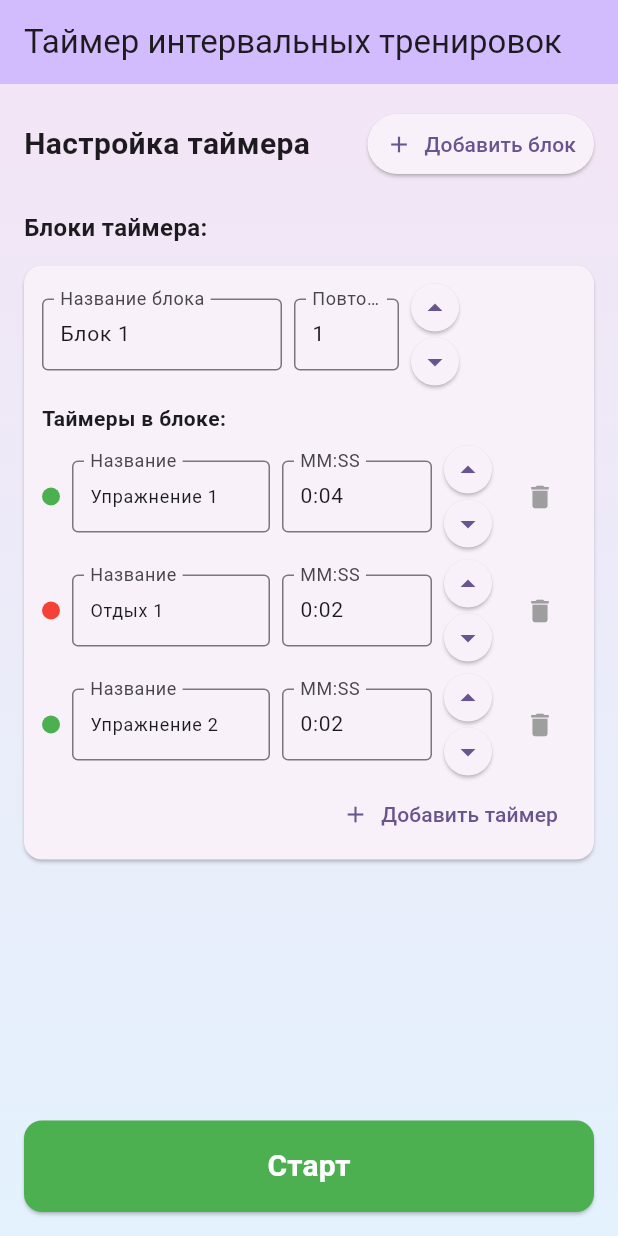
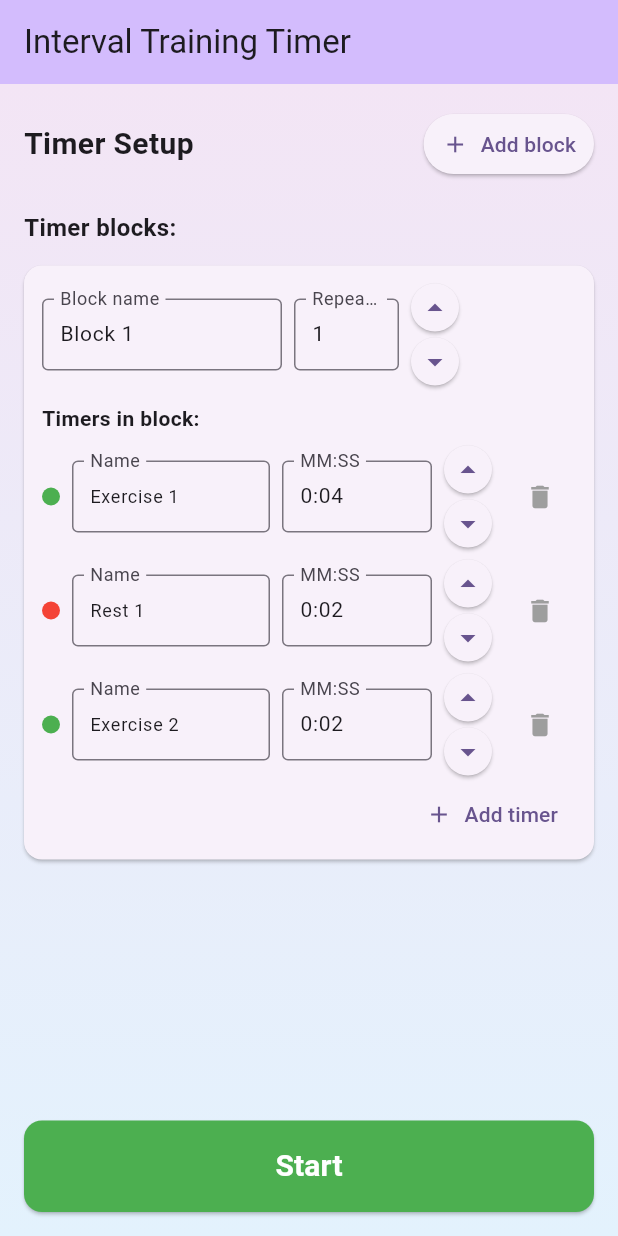
Before and after one commit to Mihailchik/flutter_timer_Test, a Flutter app: the screen it shows after launch, on a phone screen of 412 x 824 dp. Run offline on Flutter 3.47's test engine with Material 3 defaults, Android fonts, the phone set to English and light mode, and no system bars; our stand-ins replace audioplayers.

Commit message:
Translate UI to English: TimerBlock/Display text, app title; update logs; rebuild Android/iOS

```diff
--- a/lib/main.dart
+++ b/lib/main.dart
@@ -11,7 +11,7 @@
   @override
   Widget build(BuildContext context) {
     return MaterialApp(
-      title: 'Таймер интервальных тренировок',
+  title: 'Interval Training Timer',
       theme: ThemeData(
         colorScheme: ColorScheme.fromSeed(seedColor: Colors.deepPurple),
         useMaterial3: true,
--- a/lib/timer/timer_block_widget.dart
+++ b/lib/timer/timer_block_widget.dart
@@ -54,7 +54,7 @@
   }
 
   void _updateBlock() {
-    final name = _nameController.text.isEmpty ? 'Блок' : _nameController.text;
+    final name = _nameController.text.isEmpty ? 'Block' : _nameController.text;
 
     int repeats = 1;
     try {
@@ -91,13 +91,13 @@
 
   String _generateDefaultName(int index) {
     if (index % 2 == 0) {
-      // Упражнение
+      // Exercise
       final exerciseNumber = (index ~/ 2) + 1;
-      return 'Упражнение $exerciseNumber';
+      return 'Exercise $exerciseNumber';
     } else {
-      // Пауза
+      // Rest
       final restNumber = (index + 1) ~/ 2;
-      return 'Отдых $restNumber';
+      return 'Rest $restNumber';
     }
   }
 
@@ -198,7 +198,7 @@
                         child: TextField(
                           controller: _nameController,
                           decoration: const InputDecoration(
-                            labelText: 'Название блока',
+                            labelText: 'Block name',
                             border: OutlineInputBorder(),
                             contentPadding: EdgeInsets.symmetric(
                               horizontal: 8,
@@ -221,7 +221,7 @@
                                 controller: _repeatsController,
                                 keyboardType: TextInputType.number,
                                 decoration: const InputDecoration(
-                                  labelText: 'Повторы',
+                                  labelText: 'Repeats',
                                   border: OutlineInputBorder(),
                                   contentPadding: EdgeInsets.symmetric(
                                     horizontal: 8,
@@ -314,7 +314,7 @@
             ),
             const SizedBox(height: 12),
             const Text(
-              'Таймеры в блоке:',
+              'Timers in block:',
               style: TextStyle(fontSize: 14, fontWeight: FontWeight.bold),
             ),
             const SizedBox(height: 8),
@@ -343,7 +343,7 @@
                       child: TextField(
                         controller: nameController,
                         decoration: const InputDecoration(
-                          labelText: 'Название',
+                          labelText: 'Name',
                           border: OutlineInputBorder(),
                           contentPadding: EdgeInsets.symmetric(
                             horizontal: 8,
@@ -406,7 +406,7 @@
                     size: 18,
                   ), // Увеличили размер иконки
                   label: Text(
-                    'Добавить таймер',
+                    'Add timer',
                     style: TextStyle(fontSize: compact ? 12 : 14),
                   ),
                   style: TextButton.styleFrom(
--- a/lib/timer/timer_display_widget.dart
+++ b/lib/timer/timer_display_widget.dart
@@ -93,19 +93,19 @@
       if (widget.timerService.currentBlock != null &&
           widget.timerService.currentBlock!.repeats > 1)
         Text(
-          'Повтор ${widget.timerService.currentRepeat + 1} из ${widget.timerService.currentBlock?.repeats ?? 1}',
+          'Repeat ${widget.timerService.currentRepeat + 1} of ${widget.timerService.currentBlock?.repeats ?? 1}',
           style: const TextStyle(fontSize: 18, fontWeight: FontWeight.w500),
         ),
       const SizedBox(height: 10),
       Text(
-        'Блок ${widget.timerService.currentBlockIndex + 1} из ${widget.timerService.sequence?.blocks.length ?? 1}',
+        'Block ${widget.timerService.currentBlockIndex + 1} of ${widget.timerService.sequence?.blocks.length ?? 1}',
         style: const TextStyle(fontSize: 18, fontWeight: FontWeight.w500),
       ),
       const SizedBox(height: 10),
       if (widget.timerService.currentBlock != null &&
           widget.timerService.currentItem != null)
         Text(
-          'Таймер ${widget.timerService.currentItemIndex + 1} из ${widget.timerService.currentBlock?.items.length ?? 1}',
+          'Timer ${widget.timerService.currentItemIndex + 1} of ${widget.timerService.currentBlock?.items.length ?? 1}',
           style: const TextStyle(fontSize: 16),
         ),
     ];
@@ -137,13 +137,13 @@
   String _getDisplayTitle() {
     switch (widget.timerService.currentPhase) {
       case TimerPhase.preparation:
-        return 'приготовиться';
+        return 'Get ready';
       case TimerPhase.pause:
         final currentItem = widget.timerService.currentItem;
-        return currentItem?.name ?? 'Отдых';
+        return currentItem?.name ?? 'Rest';
       case TimerPhase.exercise:
         final currentItem = widget.timerService.currentItem;
-        return currentItem?.name ?? 'Упражнение';
+        return currentItem?.name ?? 'Exercise';
     }
   }
 }
--- a/lib/timer/timer_page.dart
+++ b/lib/timer/timer_page.dart
@@ -21,12 +21,12 @@
   TimerSequence _sequence = TimerSequence(
     blocks: [
       TimerBlock(
-        name: 'Блок 1',
+    name: 'Block 1',
         repeats: 1,
         items: [
-          TimerItem(name: 'Упражнение 1', duration: 4, isPause: false),
-          TimerItem(name: 'Отдых 1', duration: 2, isPause: true),
-          TimerItem(name: 'Упражнение 2', duration: 2, isPause: false),
+    TimerItem(name: 'Exercise 1', duration: 4, isPause: false),
+    TimerItem(name: 'Rest 1', duration: 2, isPause: true),
+    TimerItem(name: 'Exercise 2', duration: 2, isPause: false),
         ],
       ),
     ],
@@ -84,7 +84,7 @@
     final compactHeight = MediaQuery.of(context).size.height < 600;
     return Scaffold(
       appBar: AppBar(
-        title: const Text('Таймер интервальных тренировок'),
+      title: const Text('Interval Training Timer'),
         backgroundColor: Theme.of(context).colorScheme.inversePrimary,
       ),
       body: Container(
@@ -128,7 +128,7 @@
                             ),
                           ),
                           child: const Text(
-                            'Старт',
+            'Start',
                             style: TextStyle(
                               fontSize: 20,
                               fontWeight: FontWeight.bold,
--- a/lib/timer/timer_service.dart
+++ b/lib/timer/timer_service.dart
@@ -312,7 +312,7 @@
       rate: 1.0,
       volume: 0.9,
     );
-    debugPrint('Halfway sound played (бииип)');
+    debugPrint('Halfway sound played (beep)');
   }
 
   // Play sound at end of timer block: "0-бииииииип" (длинный)
@@ -323,7 +323,7 @@
       rate: 1.0,
       volume: 1.0,
     );
-    debugPrint('End sound played (0-бииииииип)');
+    debugPrint('End sound played (0-beeeeeep)');
   }
 
   // Play sound for countdown (3/2/1) с растущей длительностью: бип/биип/бииип
--- a/lib/timer/timer_setup_widget.dart
+++ b/lib/timer/timer_setup_widget.dart
@@ -35,10 +35,10 @@
         blocks: [
           ..._sequence.blocks,
           TimerBlock(
-            name: 'Блок ${_sequence.blocks.length + 1}',
+            name: 'Block ${_sequence.blocks.length + 1}',
             items: [
-              TimerItem(name: 'Упражнение', duration: 30, isPause: false),
-              TimerItem(name: 'Пауза', duration: 15, isPause: true),
+              TimerItem(name: 'Exercise', duration: 30, isPause: false),
+              TimerItem(name: 'Rest', duration: 15, isPause: true),
             ],
             repeats: 1,
           ),
@@ -83,7 +83,7 @@
           children: [
             Expanded(
               child: Text(
-                'Настройка таймера',
+                'Timer Setup',
                 style: TextStyle(
                   fontSize: isNarrow ? 18 : 20,
                   fontWeight: FontWeight.bold,
@@ -96,13 +96,13 @@
                 ? IconButton(
                     onPressed: _addBlock,
                     icon: const Icon(Icons.timer),
-                    tooltip: 'Добавить блок',
+                    tooltip: 'Add block',
                   )
                 : ElevatedButton.icon(
                     onPressed: _addBlock,
                     icon: Icon(isNarrow ? Icons.timer : Icons.add, size: 18),
                     label: Text(
-                      isNarrow ? 'Добавить' : 'Добавить блок',
+                      isNarrow ? 'Add' : 'Add block',
                       style: const TextStyle(fontSize: 14),
                     ),
                     style: ElevatedButton.styleFrom(
@@ -116,12 +116,12 @@
         ),
         SizedBox(height: isNarrow ? 12 : 20),
         const Text(
-          'Блоки таймера:',
+          'Timer blocks:',
           style: TextStyle(fontSize: 16, fontWeight: FontWeight.bold),
         ),
         SizedBox(height: isNarrow ? 8 : 10),
         if (_sequence.blocks.isEmpty)
-          const Center(child: Text('Нет блоков. Добавьте блок для начала.'))
+          const Center(child: Text('No blocks. Add a block to get started.'))
         else
           Expanded(
             child: SingleChildScrollView(
```
